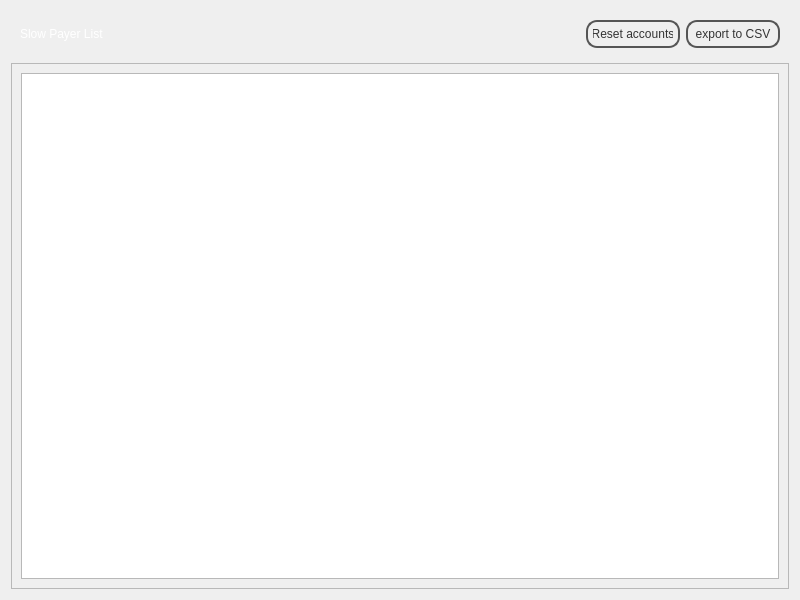
The window that penyamanager/admin/slowpayersview.ui (eguzki/penyamanager) describes before a commit, drawn with Qt 5.
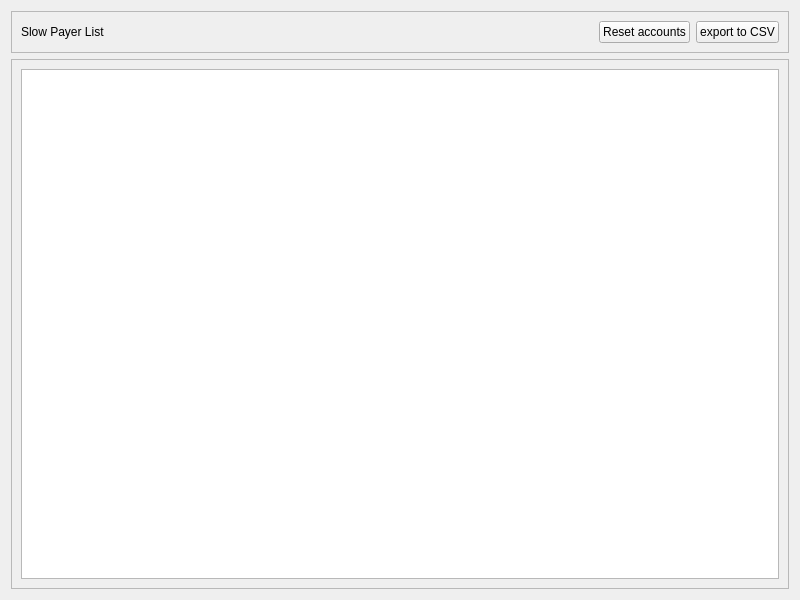
The same window after the commit.

The edit to the form file:
```diff
--- a/penyamanager/admin/slowpayersview.ui
+++ b/penyamanager/admin/slowpayersview.ui
@@ -14,7 +14,7 @@
    <string>Form</string>
   </property>
   <property name="styleSheet">
-   <string notr="true">#topFrame {
+   <string notr="true">/*#topFrame {
 border: none;
 background: qlineargradient(x1: 0, y1: 0, x2: 0, y2: 1,
 stop: 0 #a6a6a6, stop: 0.08 #7f7f7f,
@@ -53,7 +53,7 @@
 fx: 0.4, fy: -0.1,
 radius: 1.35, stop: 0 #fff, stop: 1 #ddd);
 }
-</string>
+*/</string>
   </property>
   <layout class="QVBoxLayout" name="verticalLayout">
    <item>
```
